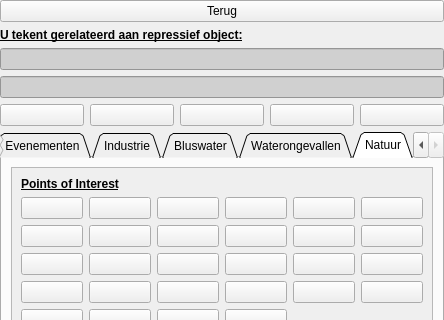
Old version of the form plugin/oiv/repressief_object/oiv_object_tekenen_widget.ui in the repository OIV-NL-QGIS/QGIS_project; both pictures show x 0 to 444 and y 0 to 320 of the 444 by 856 pixel window.
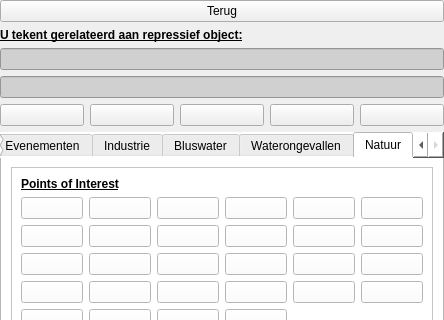
New version of the form. The open tabs and pages were chosen to show the change. Icons and pictures are not drawn.

Commit message:
change tab color and shape tekenen widget
resolves #382

Diff of the .ui file:
```diff
--- a/plugin/oiv/repressief_object/oiv_object_tekenen_widget.ui
+++ b/plugin/oiv/repressief_object/oiv_object_tekenen_widget.ui
@@ -59,7 +59,7 @@
          <x>0</x>
          <y>0</y>
          <width>444</width>
-         <height>790</height>
+         <height>796</height>
         </rect>
        </property>
        <property name="sizePolicy">
@@ -344,8 +344,12 @@
               <height>16777215</height>
              </size>
             </property>
+            <property name="styleSheet">
+             <string notr="true">background-color: rgb(255, 255, 255);
+</string>
+            </property>
             <property name="tabShape">
-             <enum>QTabWidget::Triangular</enum>
+             <enum>QTabWidget::Rounded</enum>
             </property>
             <property name="currentIndex">
              <number>0</number>
```
Left out of the diff: 447 changed lines with no effect on the pictures. The commit also changes 1 other file.
